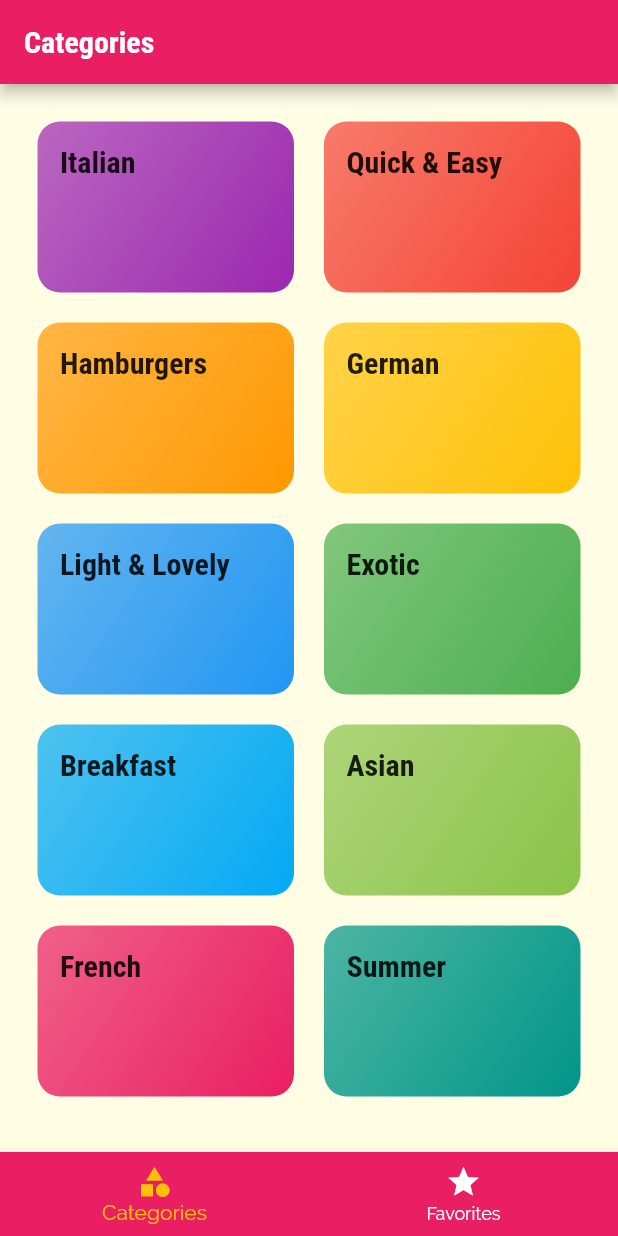
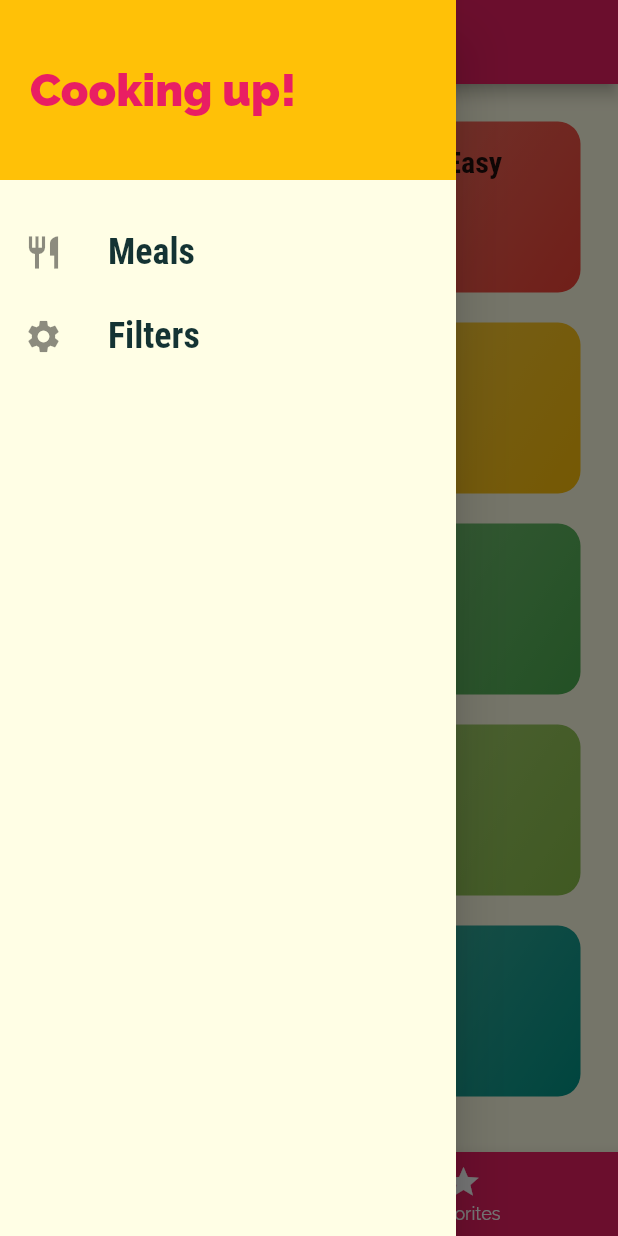
Before and after one commit to oNora/flutter-playground, a Flutter app: the screen it shows after launch, with the side drawer open (before the commit the screen has no drawer), on a phone screen of 412 x 824 dp. Run offline on Flutter 3.47's test engine with Material 2 defaults, Android fonts, the phone set to English and light mode, and no system bars.

Commit message:
adding a side menu/drawer

```diff
--- a/meals_app/lib/main.dart
+++ b/meals_app/lib/main.dart
@@ -1,5 +1,6 @@
 import 'package:flutter/material.dart';
 
+import './screens/filters_screen.dart';
 import './screens/tabs_screen.dart';
 import './screens/categories_screem.dart';
 import './screens/category_meals_creen.dart';
@@ -32,6 +33,7 @@ class MyApp extends StatelessWidget {
         '/': (ctx) => TabsScreen(), // second way to set the home route
         CategoryMealsScreen.routeName: (ctx) => CategoryMealsScreen(),
         MealDetailScreen.routName: (ctx) => MealDetailScreen(),
+        FiltersScreen.routName: (ctx) => FiltersScreen(),
       },
       // use this to decided based on parameters which rout to choose
       onGenerateRoute: (setting) {
--- /dev/null
+++ b/meals_app/lib/screens/filters_screen.dart
@@ -0,0 +1,10 @@
+import 'package:flutter/material.dart';
+
+class FiltersScreen extends StatelessWidget {
+  static const routName = '/filters';
+
+  @override
+  Widget build(BuildContext context) {
+    return Center(child: Text('filters'));
+  }
+}
--- a/meals_app/lib/screens/tabs_screen.dart
+++ b/meals_app/lib/screens/tabs_screen.dart
@@ -1,4 +1,5 @@
 import 'package:flutter/material.dart';
+import '../widgets/main_drawer.dart';
 import './categories_screem.dart';
 import './favorites_screen.dart';
 
@@ -50,6 +51,7 @@ class _TabsScreenState extends State<TabsScreen> {
       appBar: AppBar(
         title: Text(_pages[_selectedPAgeIndex]['title']),
       ),
+      drawer: MainDrawer(),
       body: _pages[_selectedPAgeIndex]['page'],
       bottomNavigationBar: BottomNavigationBar(
           onTap: _selectPage,
--- /dev/null
+++ b/meals_app/lib/widgets/main_drawer.dart
@@ -0,0 +1,60 @@
+import 'package:flutter/material.dart';
+import '../screens/filters_screen.dart';
+
+class MainDrawer extends StatelessWidget {
+  Widget buildListTile(String title, IconData icon, Function tapHandler) {
+    return ListTile(
+        leading: Icon(
+          icon,
+          size: 26,
+        ),
+        title: Text(
+          title,
+          style: TextStyle(
+            fontFamily: 'RobotoCondensed',
+            fontSize: 24,
+            fontWeight: FontWeight.bold,
+          ),
+        ),
+        onTap: tapHandler);
+  }
+
+  @override
+  Widget build(BuildContext context) {
+    return Drawer(
+        child: Column(
+      children: <Widget>[
+        Container(
+          height: 120,
+          width: double.infinity,
+          padding: EdgeInsets.all(20),
+          alignment: Alignment.centerLeft,
+          color: Theme.of(context).accentColor,
+          child: Text('Cooking up!',
+              style: TextStyle(
+                fontWeight: FontWeight.w900,
+                fontSize: 30,
+                color: Theme.of(context).primaryColor,
+              )),
+        ),
+        SizedBox(
+          height: 20,
+        ),
+        buildListTile(
+          'Meals',
+          Icons.restaurant,
+          () {
+            Navigator.of(context).pushNamed('/');
+          },
+        ),
+        buildListTile(
+          'Filters',
+          Icons.settings,
+          () {
+            Navigator.of(context).pushNamed(FiltersScreen.routName);
+          },
+        ),
+      ],
+    ));
+  }
+}
```
